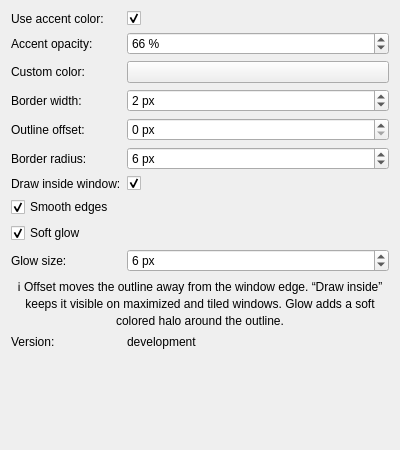
First picture: the form in activewindowoutline_config.ui, repository gmalinowski/LeapK, before the edit.
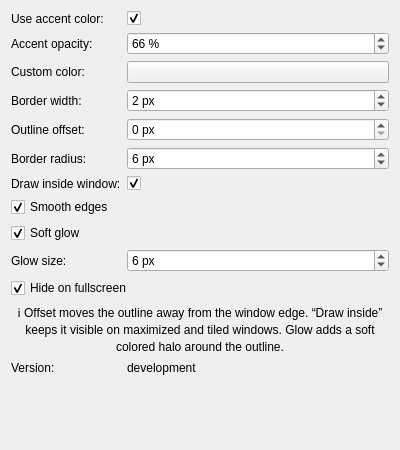
Second picture: the form after the edit. Custom widgets are drawn as their Qt base class.

Commit message: feat: add option to hide outline on fullscreen windows

What changed in the file:
```diff
--- a/activewindowoutline_config.ui
+++ b/activewindowoutline_config.ui
@@ -211,6 +211,17 @@
    </item>
 
    <item row="10" column="0" colspan="2">
+    <widget class="QCheckBox" name="kcfg_HideOnFullScreen">
+     <property name="text">
+      <string>Hide on fullscreen</string>
+     </property>
+     <property name="checked">
+      <bool>true</bool>
+     </property>
+    </widget>
+   </item>
+
+   <item row="11" column="0" colspan="2">
     <widget class="QLabel" name="label_info">
      <property name="text">
       <string>ℹ️ Offset moves the outline away from the window edge. “Draw inside” keeps it visible on maximized and tiled windows. Glow adds a soft colored halo around the outline.</string>
@@ -224,14 +235,14 @@
     </widget>
    </item>
 
-   <item row="11" column="0">
+   <item row="12" column="0">
     <widget class="QLabel" name="label_version">
      <property name="text">
       <string>Version:</string>
      </property>
     </widget>
    </item>
-   <item row="11" column="1">
+   <item row="12" column="1">
     <widget class="QLabel" name="label_versionValue">
      <property name="text">
       <string>development</string>
```
The commit also changes 10 other files.
